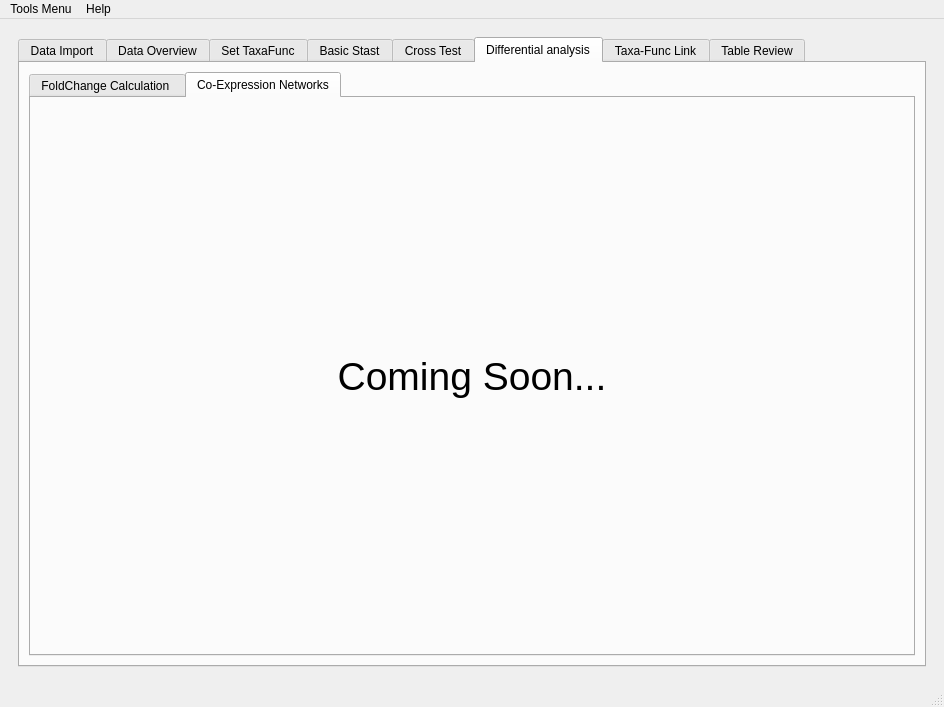
The window that utils/MetaX_GUI/MainWindow.ui (byemaxx/MetaX) describes before a commit, drawn with Qt 5.
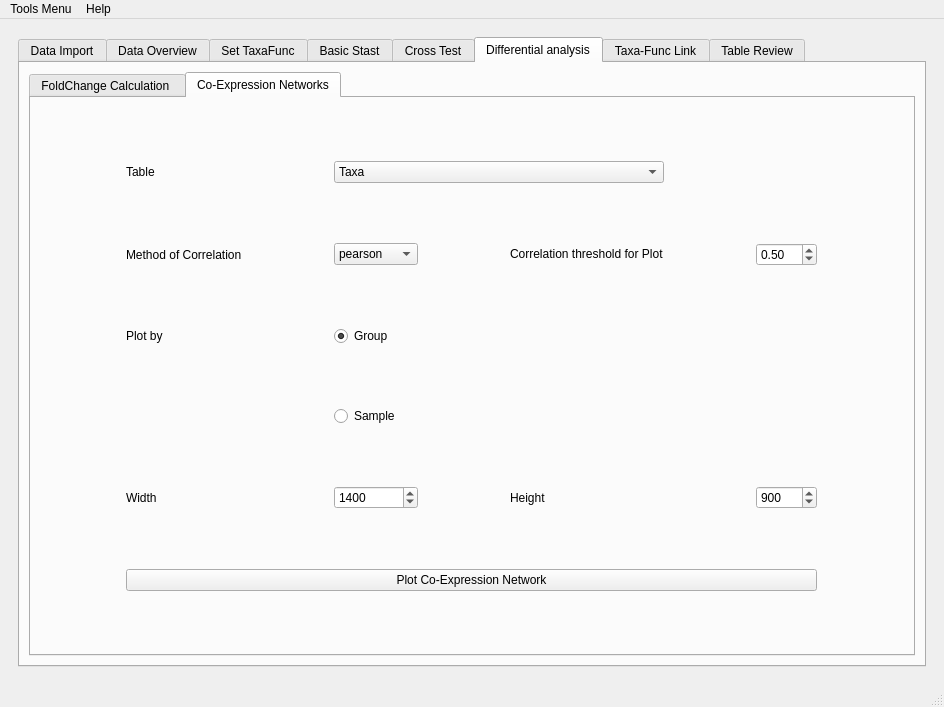
The same window after the commit. The open tabs and pages were chosen to show the change.

Commit message: modified:   utils/GUI.py     add co-expression network plot 	modified:   utils/taxaFuncPloter/network_plot.py     add co-expression network plot

What changed in the file:
```diff
--- a/utils/MetaX_GUI/MainWindow.ui
+++ b/utils/MetaX_GUI/MainWindow.ui
@@ -1957,19 +1957,217 @@
                <layout class="QGridLayout" name="gridLayout_24">
                 <item row="0" column="0">
                  <widget class="QLabel" name="label_29">
-                  <property name="font">
-                   <font>
-                    <pointsize>29</pointsize>
-                   </font>
+                  <property name="text">
+                   <string>Table</string>
                   </property>
+                 </widget>
+                </item>
+                <item row="1" column="0">
+                 <widget class="QLabel" name="label_65">
+                  <property name="sizePolicy">
+                   <sizepolicy hsizetype="Fixed" vsizetype="Preferred">
+                    <horstretch>0</horstretch>
+                    <verstretch>0</verstretch>
+                   </sizepolicy>
+                  </property>
                   <property name="text">
-                   <string>Coming Soon...</string>
+                   <string>Method of Correlation</string>
                   </property>
-                  <property name="alignment">
-                   <set>Qt::AlignCenter</set>
+                 </widget>
+                </item>
+                <item row="0" column="1" colspan="2">
+                 <widget class="QComboBox" name="comboBox_co_expr_table">
+                  <item>
+                   <property name="text">
+                    <string>Taxa</string>
+                   </property>
+                  </item>
+                  <item>
+                   <property name="text">
+                    <string>Func</string>
+                   </property>
+                  </item>
+                  <item>
+                   <property name="text">
+                    <string>Taxa-Func</string>
+                   </property>
+                  </item>
+                 </widget>
+                </item>
+                <item row="6" column="0" colspan="4">
+                 <widget class="QPushButton" name="pushButton_co_expr_plot">
+                  <property name="text">
+                   <string>Plot Co-Expression Network</string>
                   </property>
                  </widget>
                 </item>
+                <item row="1" column="1">
+                 <widget class="QComboBox" name="comboBox_co_expr_corr_method">
+                  <item>
+                   <property name="text">
+                    <string>pearson</string>
+                   </property>
+                  </item>
+                  <item>
+                   <property name="text">
+                    <string>spearman</string>
+                   </property>
+                  </item>
+                 </widget>
+                </item>
+                <item row="5" column="3">
+                 <widget class="QSpinBox" name="spinBox_co_expr_height">
+                  <property name="sizePolicy">
+                   <sizepolicy hsizetype="Fixed" vsizetype="Fixed">
+                    <horstretch>0</horstretch>
+                    <verstretch>0</verstretch>
+                   </sizepolicy>
+                  </property>
+                  <property name="minimumSize">
+                   <size>
+                    <width>20</width>
+                    <height>0</height>
+                   </size>
+                  </property>
+                  <property name="minimum">
+                   <number>100</number>
+                  </property>
+                  <property name="maximum">
+                   <number>99999</number>
+                  </property>
+                  <property name="singleStep">
+                   <number>10</number>
+                  </property>
+                  <property name="value">
+                   <number>900</number>
+                  </property>
+                 </widget>
+                </item>
+                <item row="2" column="0">
+                 <widget class="QLabel" name="label_123">
+                  <property name="sizePolicy">
+                   <sizepolicy hsizetype="Fixed" vsizetype="Preferred">
+                    <horstretch>0</horstretch>
+                    <verstretch>0</verstretch>
+                   </sizepolicy>
+                  </property>
+                  <property name="text">
+                   <string>Plot by</string>
+                  </property>
+                 </widget>
+                </item>
+                <item row="5" column="2">
+                 <widget class="QLabel" name="label_125">
+                  <property name="sizePolicy">
+                   <sizepolicy hsizetype="Fixed" vsizetype="Preferred">
+                    <horstretch>0</horstretch>
+                    <verstretch>0</verstretch>
+                   </sizepolicy>
+                  </property>
+                  <property name="text">
+                   <string>Height</string>
+                  </property>
+                 </widget>
+                </item>
+                <item row="2" column="1">
+                 <widget class="QRadioButton" name="radioButton_co_expr_bygroup">
+                  <property name="sizePolicy">
+                   <sizepolicy hsizetype="Fixed" vsizetype="Fixed">
+                    <horstretch>0</horstretch>
+                    <verstretch>0</verstretch>
+                   </sizepolicy>
+                  </property>
+                  <property name="text">
+                   <string>Group</string>
+                  </property>
+                  <property name="checked">
+                   <bool>true</bool>
+                  </property>
+                 </widget>
+                </item>
+                <item row="3" column="1">
+                 <widget class="QRadioButton" name="radioButton_co_expr_bysample">
+                  <property name="sizePolicy">
+                   <sizepolicy hsizetype="Fixed" vsizetype="Fixed">
+                    <horstretch>0</horstretch>
+                    <verstretch>0</verstretch>
+                   </sizepolicy>
+                  </property>
+                  <property name="text">
+                   <string>Sample</string>
+                  </property>
+                 </widget>
+                </item>
+                <item row="5" column="1">
+                 <widget class="QSpinBox" name="spinBox_co_expr_width">
+                  <property name="sizePolicy">
+                   <sizepolicy hsizetype="Minimum" vsizetype="Fixed">
+                    <horstretch>0</horstretch>
+                    <verstretch>0</verstretch>
+                   </sizepolicy>
+                  </property>
+                  <property name="minimum">
+                   <number>100</number>
+                  </property>
+                  <property name="maximum">
+                   <number>99999</number>
+                  </property>
+                  <property name="singleStep">
+                   <number>10</number>
+                  </property>
+                  <property name="value">
+                   <number>1400</number>
+                  </property>
+                  <property name="displayIntegerBase">
+                   <number>10</number>
+                  </property>
+                 </widget>
+                </item>
+                <item row="1" column="3">
+                 <widget class="QDoubleSpinBox" name="doubleSpinBox_co_expr_corr_threshold">
+                  <property name="sizePolicy">
+                   <sizepolicy hsizetype="Preferred" vsizetype="Fixed">
+                    <horstretch>0</horstretch>
+                    <verstretch>0</verstretch>
+                   </sizepolicy>
+                  </property>
+                  <property name="maximum">
+                   <double>1.000000000000000</double>
+                  </property>
+                  <property name="singleStep">
+                   <double>0.010000000000000</double>
+                  </property>
+                  <property name="value">
+                   <double>0.500000000000000</double>
+                  </property>
+                 </widget>
+                </item>
+                <item row="1" column="2">
+                 <widget class="QLabel" name="label_66">
+                  <property name="sizePolicy">
+                   <sizepolicy hsizetype="Fixed" vsizetype="Fixed">
+                    <horstretch>0</horstretch>
+                    <verstretch>0</verstretch>
+                   </sizepolicy>
+                  </property>
+                  <property name="text">
+                   <string>Correlation threshold for Plot</string>
+                  </property>
+                 </widget>
+                </item>
+                <item row="5" column="0">
+                 <widget class="QLabel" name="label_124">
+                  <property name="text">
+                   <string>Width</string>
+                  </property>
+                 </widget>
+                </item>
+                <item row="2" column="2" colspan="2">
+                 <layout class="QGridLayout" name="gridLayout_co_expr_group"/>
+                </item>
+                <item row="3" column="2" colspan="2">
+                 <layout class="QGridLayout" name="gridLayout_co_expr_sample"/>
+                </item>
                </layout>
               </widget>
              </widget>
```
Left out of the diff: 2 changed lines with no effect on the pictures. The commit also changes 12 other files.
